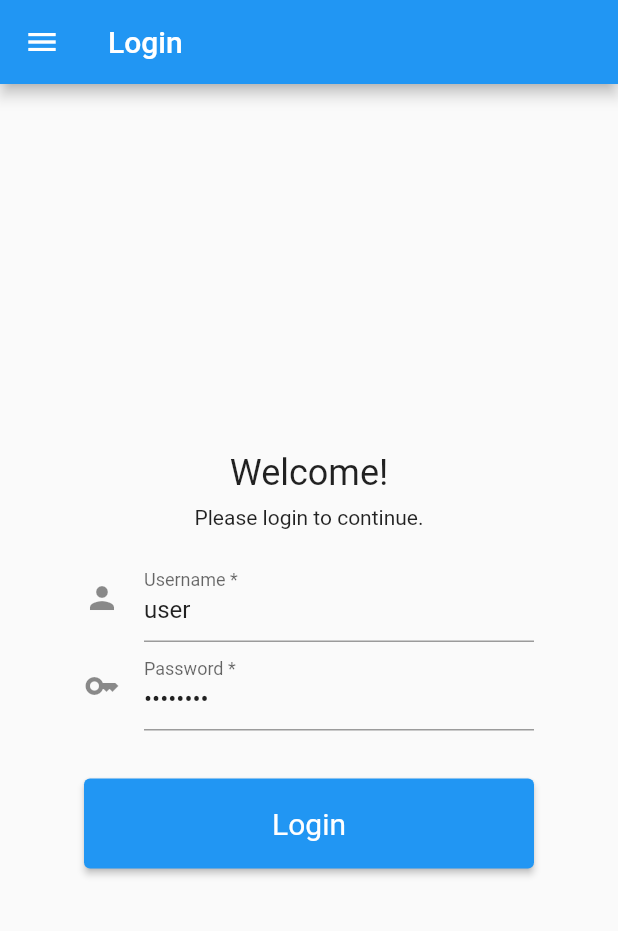
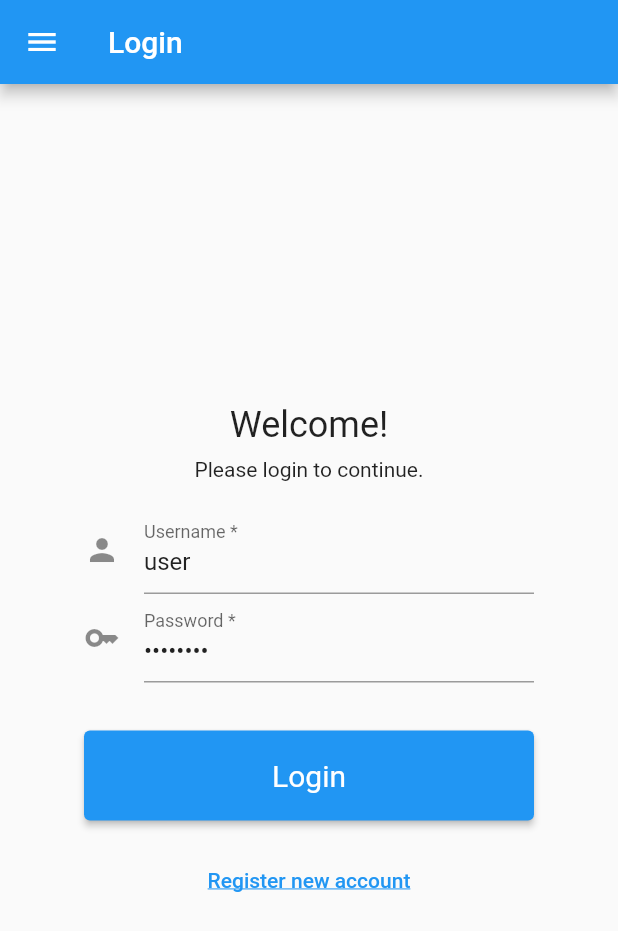
Before and after one commit to arcanemachine/api-playground-flutter, a Flutter app: the screen it shows after launch, on a phone screen of 412 x 824 dp. Shown: the top 931 px of the screen. Run offline on Flutter 3.47's test engine with Material 2 defaults, Android fonts, the phone set to English and light mode, and no system bars; our stand-ins replace flutter_mobx, flutter_secure_storage, go_router, mobx, shared_preferences; generated files the repository leaves out were written again.

Commit message:
Add non-functional registration view; Wrap login form in ListView to prevent RenderFlex errors

```diff
--- a/api_playground/lib/main.dart
+++ b/api_playground/lib/main.dart
@@ -3,6 +3,7 @@ import 'package:go_router/go_router.dart';
 
 import 'package:api_playground/state.dart';
 import 'package:api_playground/screens/login.dart';
+import 'package:api_playground/screens/register.dart';
 import 'package:api_playground/screens/things.dart';
 
 
@@ -19,7 +20,7 @@ final GoRouter _router = GoRouter(
     GoRoute(
       path: '/',
       builder: (BuildContext context, GoRouterState state) =>
-      const InitScreen(),
+        const InitScreen(),
     ),
     GoRoute(
       path: '/login',
@@ -37,6 +38,11 @@ final GoRouter _router = GoRouter(
               child: child,
             ),
       ),
+    ),
+    GoRoute(
+      path: '/register',
+      builder: (BuildContext context, GoRouterState state) =>
+        const RegisterScreen(),
     ),
     GoRoute(
       path: '/things',
--- a/api_playground/lib/screens/login.dart
+++ b/api_playground/lib/screens/login.dart
@@ -1,6 +1,7 @@
 import 'dart:convert';
 
 import 'package:flutter/material.dart';
+import 'package:go_router/go_router.dart';
 import 'package:http/http.dart' as http;
 
 import 'package:api_playground/globals.dart';
@@ -10,13 +11,8 @@ import 'package:api_playground/helpers.dart';
 class LoginScreen extends StatelessWidget {
   const LoginScreen({Key? key}) : super(key: key);
 
-  @override
-  Widget build(BuildContext context) {
-    return Scaffold(
-      appBar: AppBar(
-        title: const Text("Login"),
-      ),
-      drawer: Drawer(
+  Widget _uselessDrawer(BuildContext context) {
+    return Drawer(
       child: ListView(
         padding: EdgeInsets.zero,
         children: <Widget>[
@@ -43,12 +39,21 @@ class LoginScreen extends StatelessWidget {
           ),
         ],
       ),
+    );
+  }
+
+  @override
+  Widget build(BuildContext context) {
+    return Scaffold(
+      appBar: AppBar(
+        title: const Text("Login"),
       ),
+      drawer: _uselessDrawer(context),
       body: Center(
-        child: Column(
-          mainAxisAlignment: MainAxisAlignment.center,
+        child: ListView(
+          shrinkWrap: true,
           children: const <Widget>[
-            LoginFormWidget()
+            LoginFormWidget(),
           ],
         ),
       ),
@@ -67,12 +72,11 @@ class _LoginFormWidgetState extends State<LoginFormWidget> {
   final GlobalKey<FormState> _formKey = GlobalKey<FormState>();
   bool _isLoading = false;
 
-  void _isLoadingSet(bool val) {
-    setState(() { _isLoading = val; });
+  void _isLoadingSet(bool isLoading) {
+    setState(() { _isLoading = isLoading; });
   }
 
-  bool get _loginButtonEnabled =>
-    !_isLoading
+  bool get _loginButtonEnabled => !_isLoading
     && _usernameController.text.isNotEmpty
     && _passwordController.text.isNotEmpty;
 
@@ -89,6 +93,75 @@ class _LoginFormWidgetState extends State<LoginFormWidget> {
       minimumSize: const Size(300, 60),
     );
 
+    return Form(
+      key: _formKey,
+      child: Container(
+        constraints: const BoxConstraints(maxWidth: 300),
+        child: Column(
+          children: [
+            const SizedBox(height: 16.0),
+            TextFormField(
+              controller: _usernameController,
+              decoration: const InputDecoration(
+                icon: Icon(Icons.person),
+                labelText: "Username *",
+              ),
+              onChanged: (x) => setState(() {}),
+              validator: (val) {
+                if (val == null || val.isEmpty) {
+                  return "This field must not be empty.";
+                }
+                return null;
+              },
+            ),
+            TextFormField(
+              controller: _passwordController,
+              obscureText: true,
+              decoration: const InputDecoration(
+                icon: Icon(Icons.key),
+                labelText: "Password *",
+              ),
+              onChanged: (x) => setState(() {}),
+              onFieldSubmitted: (x) =>  _handleSubmit(),
+              validator: (val) {
+                if (val == null || val.isEmpty) {
+                  return "This field must not be empty.";
+                }
+                return null;
+              },
+            ),
+            const SizedBox(height: 32.0),
+            Center(
+              child: ElevatedButton(
+                child: !_isLoading ?
+                  const Text("Login") : const CircularProgressIndicator(),
+                style: _loginButtonStyle,
+                onPressed: _loginButtonEnabled ? () { _handleSubmit(); } : null,
+              ),
+            ),
+          ],
+        ),
+      ),
+    );
+  }
+
+  Widget _registerButton() {
+    return Padding(
+      padding: const EdgeInsets.only(top: 16.0),
+      child: TextButton(
+        child: const Text("Register new account",
+          style: TextStyle(
+            decoration: TextDecoration.underline,
+          ),
+        ),
+        onPressed: () {
+          context.push('/register');
+        },
+      ),
+    );
+  }
+
+  // methods
   void _handleSubmit() async {
     // if (kDebugMode) print("_handleSubmit()");
     final String _username = _usernameController.text;
@@ -126,60 +199,6 @@ class _LoginFormWidgetState extends State<LoginFormWidget> {
     }
   }
 
-    return Form(
-      key: _formKey,
-      child: Container(
-        constraints: const BoxConstraints(minWidth: 300, maxWidth: 300),
-        child: Column(
-          children: [
-            const SizedBox(height: 16.0),
-            TextFormField(
-              controller: _usernameController,
-              decoration: const InputDecoration(
-                icon: Icon(Icons.person),
-                labelText: "Username *",
-              ),
-              onChanged: (x) => setState(() {}),
-              validator: (val) {
-                if (val == null || val.isEmpty) {
-                  return "This field must not be empty.";
-                }
-                return null;
-              },
-              autovalidateMode: AutovalidateMode.onUserInteraction,
-            ),
-            TextFormField(
-              controller: _passwordController,
-              obscureText: true,
-              decoration: const InputDecoration(
-                icon: Icon(Icons.key),
-                labelText: "Password *",
-              ),
-              onChanged: (x) => setState(() {}),
-              onFieldSubmitted: (x) =>  _handleSubmit(),
-              validator: (val) {
-                if (val == null || val.isEmpty) {
-                  return "This field must not be empty.";
-                }
-                return null;
-              },
-              autovalidateMode: AutovalidateMode.onUserInteraction,
-            ),
-            const SizedBox(height: 32.0),
-            Center(
-              child: ElevatedButton(
-                child: !_isLoading
-                  ? const Text("Login")
-                  : const CircularProgressIndicator(),
-                style: _loginButtonStyle,
-                onPressed: _loginButtonEnabled ? () { _handleSubmit(); } : null,
-              ),
-            ),
-          ],
-        ),
-      ),
-    );
-  }
 
   @override
   Widget build(BuildContext context) {
@@ -194,6 +213,7 @@ class _LoginFormWidgetState extends State<LoginFormWidget> {
             child: Text('Please login to continue.'),
           ),
           _loginForm(),
+          _registerButton(),
         ],
       ),
     );
```
Also changed, not shown: api_playground/lib/helpers.dart (+13 -0 lines), api_playground/lib/screens/register.dart (added, +162 -0 lines). Lines whose indentation alone changed are shown as unchanged.
